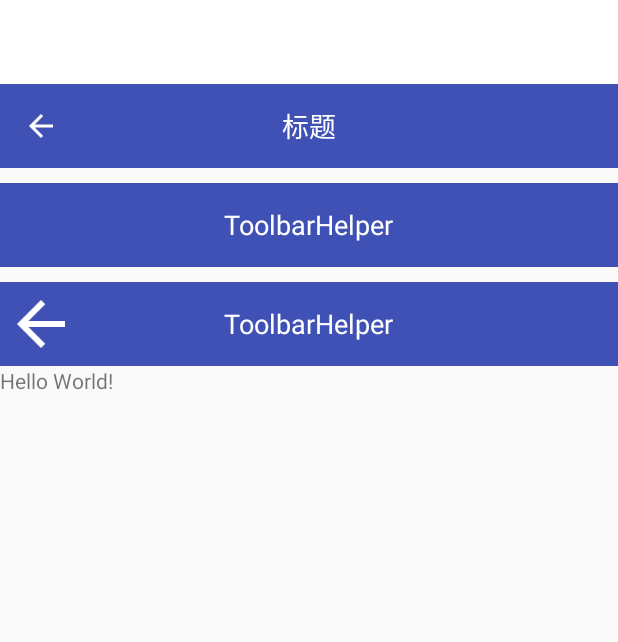
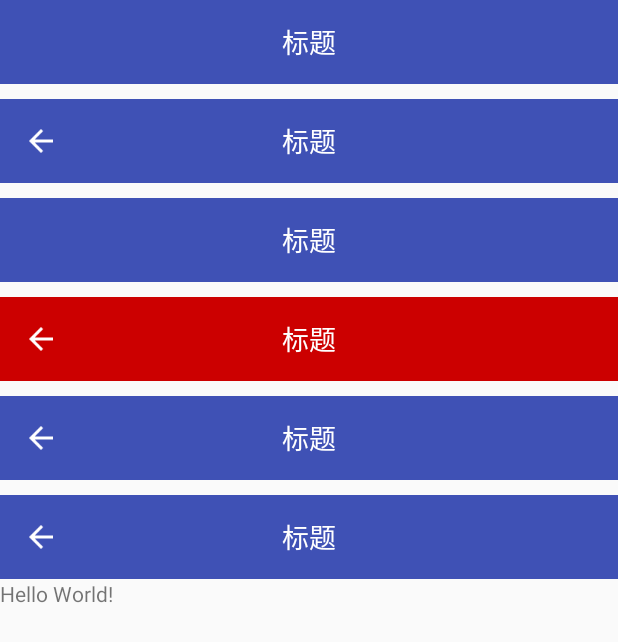
Before and after one commit to jeffreyhappy/CommonToolbar, an Android app: the layout activity_main.xml on its own in the app's theme, with its tools: preview values and no code run, on a phone screen of 412 x 824 dp. Shown: the top 642 px of the screen. Run offline under Robolectric (Android 15) with nearby library versions, the phone set to English and light mode, and no system bars.

```diff
--- a/app/src/main/res/layout/activity_main.xml
+++ b/app/src/main/res/layout/activity_main.xml
@@ -7,17 +7,27 @@
     android:layout_height="match_parent"
     android:orientation="vertical"
     tools:context="com.jeffrey.toolbarhelper.MainActivity">
-    <include layout="@layout/toolbar_system"/>
+
+
     <com.jeffrey.commontoolbar.CommonToolbar
         app:title="标题"
+        app:showDefaultBack="false"
+        android:background="@color/colorPrimary"
+        android:layout_width="match_parent"
+        android:layout_height="?attr/actionBarSize"/>
+
+
+    <com.jeffrey.commontoolbar.CommonToolbar
+        app:title="标题"
+        android:layout_marginTop="10dp"
         app:showDefaultBack="true"
         android:background="@color/colorPrimary"
         android:layout_width="match_parent"
         android:layout_height="?attr/actionBarSize"/>
 
     <com.jeffrey.commontoolbar.CommonToolbar
-        android:id="@+id/have_custom_left"
-        app:title="@string/app_name"
+        android:id="@+id/toolbar_left"
+        app:title="@string/app_title"
         android:layout_marginTop="10dp"
         app:showDefaultBack="false"
         app:leftText="城市"
@@ -26,9 +36,27 @@
         android:layout_height="?attr/actionBarSize"/>
 
     <com.jeffrey.commontoolbar.CommonToolbar
-        android:id="@+id/have_menu"
-        app:leftImg="@drawable/ic_arrow_back_white_48dp"
-        app:title="@string/app_name"
+        android:id="@+id/toolbar_menu"
+        app:leftImg="@drawable/ic_arrow_back_white_24dp"
+        app:title="@string/app_title"
+        android:layout_marginTop="10dp"
+        android:background="@android:color/holo_red_dark"
+        android:layout_width="match_parent"
+        android:layout_height="?attr/actionBarSize"/>
+
+    <com.jeffrey.commontoolbar.CommonToolbar
+        android:id="@+id/toolbar_menu_multi"
+        app:leftImg="@drawable/ic_arrow_back_white_24dp"
+        app:title="@string/app_title"
+        android:layout_marginTop="10dp"
+        android:background="@color/colorPrimary"
+        android:layout_width="match_parent"
+        android:layout_height="?attr/actionBarSize"/>
+
+    <com.jeffrey.commontoolbar.CommonToolbar
+        android:id="@+id/toolbar_menu_multi2"
+        app:leftImg="@drawable/ic_arrow_back_white_24dp"
+        app:title="@string/app_title"
         android:layout_marginTop="10dp"
         android:background="@color/colorPrimary"
         android:layout_width="match_parent"
--- a/app/src/main/res/values/strings.xml
+++ b/app/src/main/res/values/strings.xml
@@ -1,3 +1,4 @@
 <resources>
     <string name="app_name">ToolbarHelper</string>
+    <string name="app_title">标题</string>
 </resources>
--- a/commontoolbar/src/main/java/com/jeffrey/commontoolbar/CommonToolbar.java
+++ b/commontoolbar/src/main/java/com/jeffrey/commontoolbar/CommonToolbar.java
@@ -120,26 +120,7 @@ public class CommonToolbar extends RelativeLayout implements OnMenuClickListener
 
 
         if (showBackImg || !TextUtils.isEmpty(leftText) || leftImage != null){
-            rlLeft = new RelativeLayout(this.getContext());
-            int width = (int) TypedValue.applyDimension(TypedValue.COMPLEX_UNIT_DIP,55,getResources().getDisplayMetrics());
-            RelativeLayout.LayoutParams  lp = new RelativeLayout.LayoutParams(width, LayoutParams.MATCH_PARENT);
-            lp.addRule(RelativeLayout.ALIGN_LEFT);
-            rlLeft.setLayoutParams(lp);
-
-            final TypedArray a = getContext().obtainStyledAttributes(attrs, new int[] {R.attr.selectableItemBackground});
-            int attributeResourceId = a.getResourceId(0, 0);
-            Drawable drawable = ActivityCompat.getDrawable(getContext(),attributeResourceId);
-            rlLeft.setBackground(drawable);
-            addView(rlLeft);
-            a.recycle();
-            rlLeft.setOnClickListener(new OnClickListener() {
-                @Override
-                public void onClick(View v) {
-                    if (onLeftClickListener != null){
-                        onLeftClickListener.onClick(v);
-                    }
-                }
-            });
+            rlLeft = initLeftLayout(attrs);
 
         }
         if (!TextUtils.isEmpty(leftText)){
@@ -162,8 +143,34 @@ public class CommonToolbar extends RelativeLayout implements OnMenuClickListener
         typedArray.recycle();
     }
 
+    private RelativeLayout initLeftLayout(AttributeSet attrs){
+        RelativeLayout rlLeft = new RelativeLayout(this.getContext());
+        int width = (int) TypedValue.applyDimension(TypedValue.COMPLEX_UNIT_DIP,55,getResources().getDisplayMetrics());
+        RelativeLayout.LayoutParams  lp = new RelativeLayout.LayoutParams(width, LayoutParams.MATCH_PARENT);
+        lp.addRule(RelativeLayout.ALIGN_LEFT);
+        rlLeft.setLayoutParams(lp);
 
+        final TypedArray a = getContext().obtainStyledAttributes(attrs, new int[] {R.attr.selectableItemBackground});
+        int attributeResourceId = a.getResourceId(0, 0);
+        Drawable drawable = ActivityCompat.getDrawable(getContext(),attributeResourceId);
+        rlLeft.setBackground(drawable);
+        addView(rlLeft);
+        a.recycle();
+        rlLeft.setOnClickListener(new OnClickListener() {
+            @Override
+            public void onClick(View v) {
+                if (onLeftClickListener != null){
+                    onLeftClickListener.onClick(v);
+                }
+            }
+        });
+        return rlLeft;
+    }
     private void showLeftText(String text){
+        if (rlLeft == null){
+            rlLeft = initLeftLayout(attrs);
+        }
+
         if (tvLeft == null){
             TextView tv = new TextView(this.getContext());
             RelativeLayout.LayoutParams  lp = new RelativeLayout.LayoutParams(LayoutParams.WRAP_CONTENT, LayoutParams.WRAP_CONTENT);
@@ -206,6 +213,10 @@ public class CommonToolbar extends RelativeLayout implements OnMenuClickListener
     }
 
     private void setShowBackImg(Drawable leftDrawable){
+        if (rlLeft == null){
+            rlLeft = initLeftLayout(attrs);
+        }
+
         if (ivLeft == null){
             ImageView iv = new ImageView(this.getContext());
             RelativeLayout.LayoutParams  lp = new RelativeLayout.LayoutParams(LayoutParams.WRAP_CONTENT, LayoutParams.WRAP_CONTENT);
```
Also changed, not shown: app/src/main/AndroidManifest.xml (+6 -6 lines), app/src/main/java/com/jeffrey/toolbarhelper/MainActivity.java (+50 -19 lines), commontoolbar/src/main/res/values/attrs.xml (+10 -10 lines), app/src/main/res/drawable-xhdpi/ic_arrow_back_black_24dp.png (deleted), app/src/main/res/drawable-xhdpi/ic_arrow_back_black_48dp.png (deleted), app/src/main/res/drawable-xhdpi/ic_arrow_back_white_24dp.png (deleted), app/src/main/res/drawable-xhdpi/ic_arrow_back_white_48dp.png (deleted), app/src/main/res/drawable-xhdpi/icon_share_blue.png (added), commontoolbar/src/main/res/drawable-xhdpi/ic_arrow_back_black_48dp.png (deleted), commontoolbar/src/main/res/drawable-xhdpi/ic_arrow_back_white_48dp.png (deleted), 2 other files.
